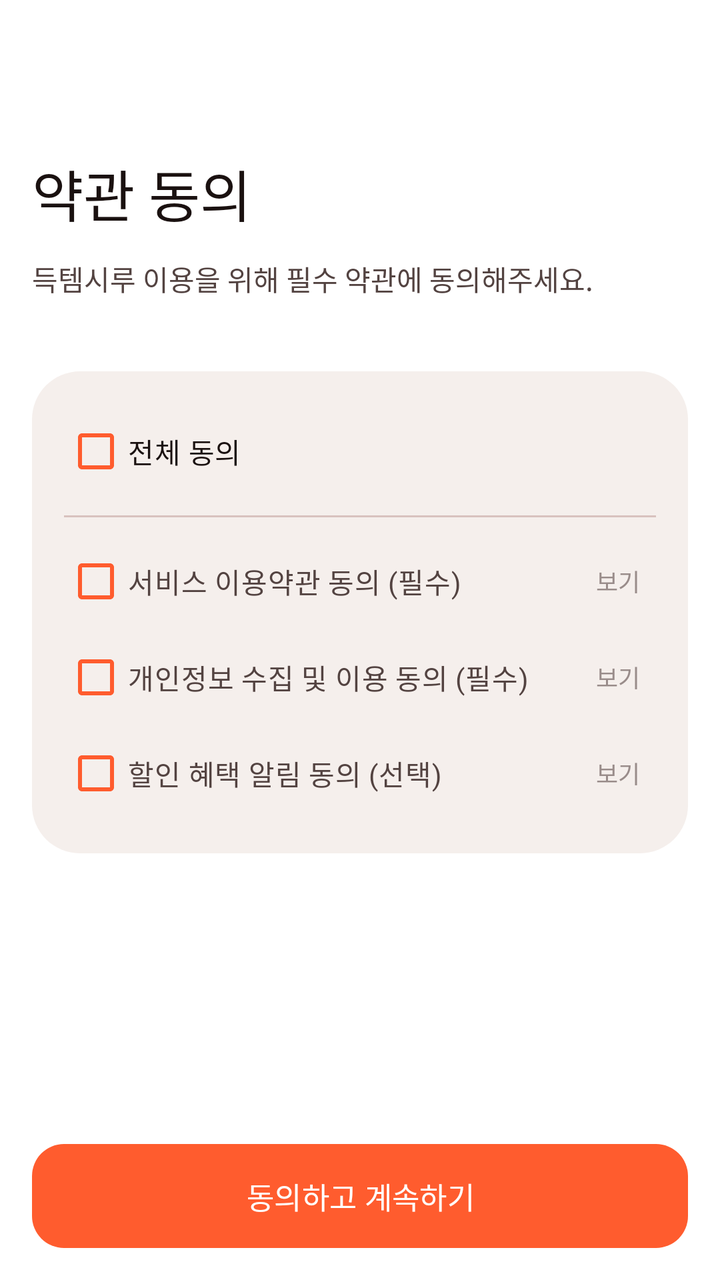
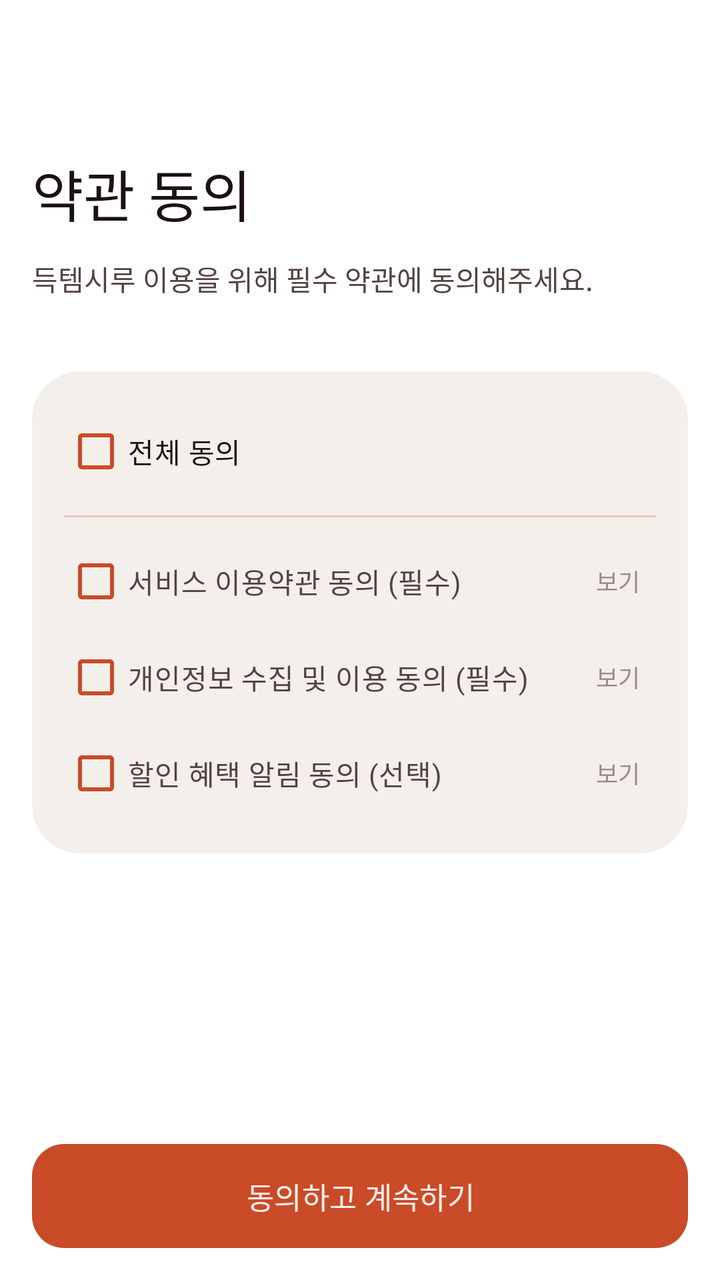

Screens rendered from an Android XML layout before and after an edit, with the pre-edit source and the edit as a unified diff.
<!-- AndroidManifest.xml: application theme Theme.Deuktemsiru -->
<!-- res/layout/fragment_terms.xml -->
<?xml version="1.0" encoding="utf-8"?>
<androidx.constraintlayout.widget.ConstraintLayout
    xmlns:android="http://schemas.android.com/apk/res/android"
    xmlns:app="http://schemas.android.com/apk/res-auto"
    android:layout_width="match_parent"
    android:layout_height="match_parent"
    android:background="@color/white"
    android:paddingHorizontal="@dimen/spacing_lg">

    <LinearLayout
        android:id="@+id/ll_title"
        android:layout_width="0dp"
        android:layout_height="wrap_content"
        android:orientation="vertical"
        android:paddingTop="76dp"
        app:layout_constraintEnd_toEndOf="parent"
        app:layout_constraintStart_toStartOf="parent"
        app:layout_constraintTop_toTopOf="parent">

        <TextView
            android:layout_width="wrap_content"
            android:layout_height="wrap_content"
            android:fontFamily="sans-serif-medium"
            android:text="약관 동의"
            android:textColor="@color/color_text"
            android:textSize="@dimen/text_display" />

        <TextView
            android:layout_width="wrap_content"
            android:layout_height="wrap_content"
            android:layout_marginTop="@dimen/spacing_md"
            android:text="득템시루 이용을 위해 필수 약관에 동의해주세요."
            android:textColor="@color/color_text_sub"
            android:textSize="@dimen/text_body" />
    </LinearLayout>

    <LinearLayout
        android:id="@+id/ll_terms"
        android:layout_width="0dp"
        android:layout_height="wrap_content"
        android:layout_marginTop="36dp"
        android:background="@drawable/bg_surface_card"
        android:orientation="vertical"
        android:padding="@dimen/spacing_lg"
        app:layout_constraintEnd_toEndOf="parent"
        app:layout_constraintStart_toStartOf="parent"
        app:layout_constraintTop_toBottomOf="@id/ll_title">

        <CheckBox
            android:id="@+id/cb_all"
            android:layout_width="match_parent"
            android:layout_height="@dimen/touch_target_min"
            android:buttonTint="@color/primary"
            android:fontFamily="sans-serif-medium"
            android:text="전체 동의"
            android:textColor="@color/color_text"
            android:textSize="@dimen/text_body" />

        <View
            android:layout_width="match_parent"
            android:layout_height="1dp"
            android:layout_marginVertical="@dimen/spacing_sm"
            android:background="@color/color_border" />

        <LinearLayout
            android:layout_width="match_parent"
            android:layout_height="@dimen/touch_target_min"
            android:gravity="center_vertical"
            android:orientation="horizontal">

            <CheckBox
                android:id="@+id/cb_terms"
                android:layout_width="0dp"
                android:layout_height="wrap_content"
                android:layout_weight="1"
                android:buttonTint="@color/primary"
                android:text="서비스 이용약관 동의 (필수)"
                android:textColor="@color/color_text_sub"
                android:textSize="@dimen/text_body" />

            <TextView
                android:id="@+id/tv_terms_detail"
                android:layout_width="wrap_content"
                android:layout_height="wrap_content"
                android:padding="@dimen/spacing_sm"
                android:text="보기"
                android:textColor="@color/color_text_muted"
                android:textSize="@dimen/text_caption" />
        </LinearLayout>

        <LinearLayout
            android:layout_width="match_parent"
            android:layout_height="@dimen/touch_target_min"
            android:gravity="center_vertical"
            android:orientation="horizontal">

            <CheckBox
                android:id="@+id/cb_privacy"
                android:layout_width="0dp"
                android:layout_height="wrap_content"
                android:layout_weight="1"
                android:buttonTint="@color/primary"
                android:text="개인정보 수집 및 이용 동의 (필수)"
                android:textColor="@color/color_text_sub"
                android:textSize="@dimen/text_body" />

            <TextView
                android:id="@+id/tv_privacy_detail"
                android:layout_width="wrap_content"
                android:layout_height="wrap_content"
                android:padding="@dimen/spacing_sm"
                android:text="보기"
                android:textColor="@color/color_text_muted"
                android:textSize="@dimen/text_caption" />
        </LinearLayout>

        <LinearLayout
            android:layout_width="match_parent"
            android:layout_height="@dimen/touch_target_min"
            android:gravity="center_vertical"
            android:orientation="horizontal">

            <CheckBox
                android:id="@+id/cb_marketing"
                android:layout_width="0dp"
                android:layout_height="wrap_content"
                android:layout_weight="1"
                android:buttonTint="@color/primary"
                android:text="할인 혜택 알림 동의 (선택)"
                android:textColor="@color/color_text_sub"
                android:textSize="@dimen/text_body" />

            <TextView
                android:id="@+id/tv_marketing_detail"
                android:layout_width="wrap_content"
                android:layout_height="wrap_content"
                android:padding="@dimen/spacing_sm"
                android:text="보기"
                android:textColor="@color/color_text_muted"
                android:textSize="@dimen/text_caption" />
        </LinearLayout>
    </LinearLayout>

    <Button
        android:id="@+id/btn_continue"
        android:layout_width="0dp"
        android:layout_height="@dimen/cta_button_height"
        android:layout_marginBottom="16dp"
        android:background="@drawable/bg_dark_button"
        android:fontFamily="sans-serif-medium"
        android:stateListAnimator="@null"
        android:text="동의하고 계속하기"
        android:textColor="@color/white"
        android:textSize="@dimen/text_button"
        app:layout_constraintBottom_toBottomOf="parent"
        app:layout_constraintEnd_toEndOf="parent"
        app:layout_constraintStart_toStartOf="parent" />

</androidx.constraintlayout.widget.ConstraintLayout>
<!-- resources referenced by this layout -->
<resources>
  <color name="color_border">#D8C2BE</color>
  <color name="primary">#FF5C2E</color>
  <dimen name="spacing_sm">8dp</dimen>
  <dimen name="text_body">14sp</dimen>
  <dimen name="radius_md">16dp</dimen>
  <dimen name="radius_lg">24dp</dimen>
  <style name="Base.Theme.Deuktemsiru" parent="Theme.Material3.Light.NoActionBar">
          
          <item name="colorPrimary">@color/md_theme_light_primary</item>
          <item name="colorOnPrimary">@color/md_theme_light_onPrimary</item>
          <item name="colorPrimaryContainer">@color/md_theme_light_primaryContainer</item>
          <item name="colorOnPrimaryContainer">@color/md_theme_light_onPrimaryContainer</item>
          <item name="colorSecondary">@color/md_theme_light_secondary</item>
          <item name="colorOnSecondary">@color/md_theme_light_onSecondary</item>
          <item name="colorSecondaryContainer">@color/md_theme_light_secondaryContainer</item>
          <item name="colorOnSecondaryContainer">@color/md_theme_light_onSecondaryContainer</item>
          <item name="colorTertiary">@color/md_theme_light_tertiary</item>
          <item name="colorOnTertiary">@color/md_theme_light_onTertiary</item>
          <item name="colorTertiaryContainer">@color/md_theme_light_tertiaryContainer</item>
          <item name="colorOnTertiaryContainer">@color/md_theme_light_onTertiaryContainer</item>
          <item name="colorError">@color/md_theme_light_error</item>
          <item name="colorOnError">@color/md_theme_light_onError</item>
          <item name="colorErrorContainer">@color/md_theme_light_errorContainer</item>
          <item name="colorOnErrorContainer">@color/md_theme_light_onErrorContainer</item>
          <item name="android:colorBackground">@color/md_theme_light_background</item>
          <item name="colorOnBackground">@color/md_theme_light_onBackground</item>
          <item name="colorSurface">@color/md_theme_light_surface</item>
          <item name="colorOnSurface">@color/md_theme_light_onSurface</item>
          <item name="colorSurfaceVariant">@color/md_theme_light_surfaceVariant</item>
          <item name="colorOnSurfaceVariant">@color/md_theme_light_onSurfaceVariant</item>
          <item name="colorOutline">@color/md_theme_light_outline</item>
          <item name="colorOutlineVariant">@color/md_theme_light_outlineVariant</item>
  
          
          <item name="android:statusBarColor" tools:targetApi="l">@color/md_theme_light_surface</item>
          <item name="android:windowLightStatusBar" tools:targetApi="m">true</item>
  
          
          <item name="shapeAppearanceSmallComponent">@style/ShapeAppearance.Deuktemsiru.Small</item>
          <item name="shapeAppearanceMediumComponent">@style/ShapeAppearance.Deuktemsiru.Medium</item>
          <item name="shapeAppearanceLargeComponent">@style/ShapeAppearance.Deuktemsiru.Large</item>
  
          
          <item name="materialCardViewStyle">@style/Widget.Deuktemsiru.CardView</item>
      </style>
  <color name="md_theme_light_primary">#FF5C2E</color>
  <color name="md_theme_light_primaryContainer">#FFE0D6</color>
  <color name="md_theme_light_onPrimaryContainer">#3B0C00</color>
  <color name="md_theme_light_secondary">#1F8A5B</color>
  <color name="md_theme_light_outlineVariant">#D8C2BE</color>
  <dimen name="radius_sm">8dp</dimen>
  <!-- unchanged entries left out for length: 40 -->
</resources>

<!-- the commit's change to res/layout/fragment_terms.xml (unified diff, before → after) -->
@@ -147,10 +147,11 @@
         android:layout_height="@dimen/cta_button_height"
         android:layout_marginBottom="16dp"
         android:background="@drawable/bg_dark_button"
+        android:backgroundTint="@null"
         android:fontFamily="sans-serif-medium"
         android:stateListAnimator="@null"
         android:text="동의하고 계속하기"
-        android:textColor="@color/white"
+        android:textColor="@color/color_button_dark_text"
         android:textSize="@dimen/text_button"
         app:layout_constraintBottom_toBottomOf="parent"
         app:layout_constraintEnd_toEndOf="parent"
<!-- resource entries referenced after the edit -->
@@ -1,7 +1,8 @@
 <!-- resources referenced by this layout -->
 <resources>
-  <color name="color_border">#D8C2BE</color>
-  <color name="primary">#FF5C2E</color>
+  <color name="color_border">#E2C8C0</color>
+  <color name="color_button_dark_text">#FFEDEA</color>
+  <color name="primary">#C94B28</color>
   <dimen name="spacing_sm">8dp</dimen>
   <dimen name="text_body">14sp</dimen>
   <dimen name="radius_md">16dp</dimen>
@@ -44,13 +45,23 @@
   
           
           <item name="materialCardViewStyle">@style/Widget.Deuktemsiru.CardView</item>
+          <item name="bottomNavigationStyle">@style/Widget.Deuktemsiru.BottomNav</item>
       </style>
-  <color name="md_theme_light_primary">#FF5C2E</color>
-  <color name="md_theme_light_primaryContainer">#FFE0D6</color>
-  <color name="md_theme_light_onPrimaryContainer">#3B0C00</color>
-  <color name="md_theme_light_secondary">#1F8A5B</color>
-  <color name="md_theme_light_outlineVariant">#D8C2BE</color>
+  <color name="md_theme_light_primary">#C94B28</color>
+  <color name="md_theme_light_primaryContainer">#FFE7DE</color>
+  <color name="md_theme_light_onPrimaryContainer">#3F0D05</color>
+  <color name="md_theme_light_secondary">#1D7F52</color>
+  <color name="md_theme_light_outlineVariant">#E2C8C0</color>
+  <style name="Widget.Deuktemsiru.BottomNav" parent="Widget.Material3.BottomNavigationView">
+          <item name="itemIconTint">@color/bottom_nav_color</item>
+          <item name="itemTextColor">@color/bottom_nav_color</item>
+          <item name="itemActiveIndicatorStyle">@style/Widget.Deuktemsiru.BottomNav.ActiveIndicator</item>
+      </style>
   <dimen name="radius_sm">8dp</dimen>
+  <style name="Widget.Deuktemsiru.BottomNav.ActiveIndicator" parent="Widget.Material3.BottomNavigationView.ActiveIndicator">
+          <item name="android:color">@color/primary_light</item>
+      </style>
+  <color name="primary_light">#FFE7DE</color>
   <!-- unchanged entries left out for length: 40 -->
 </resources>
 
